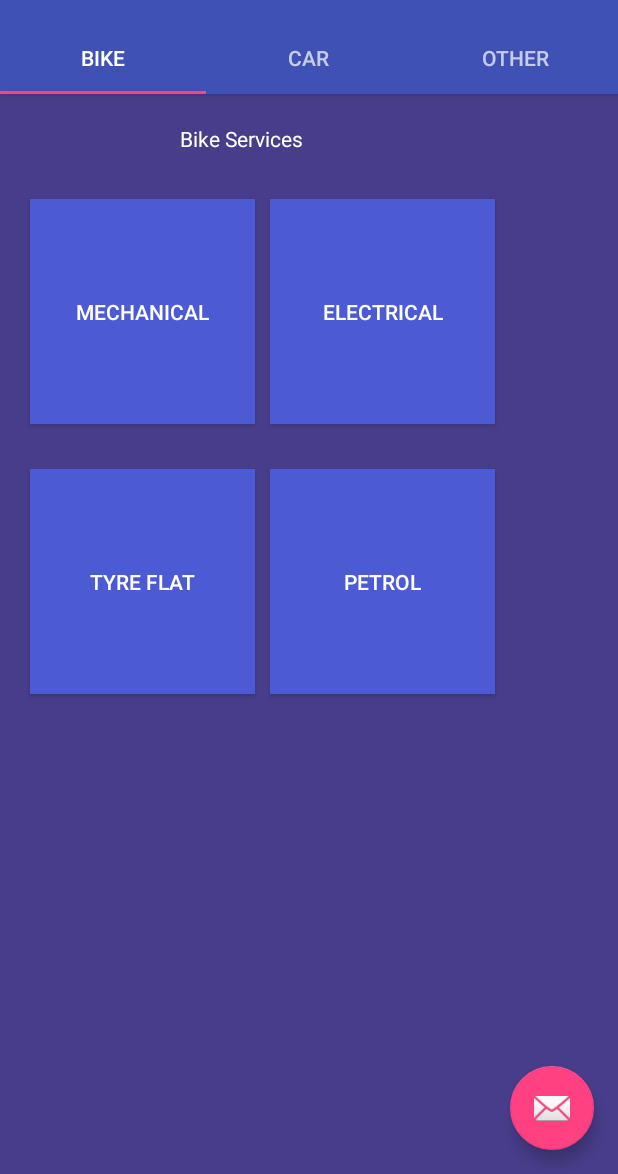
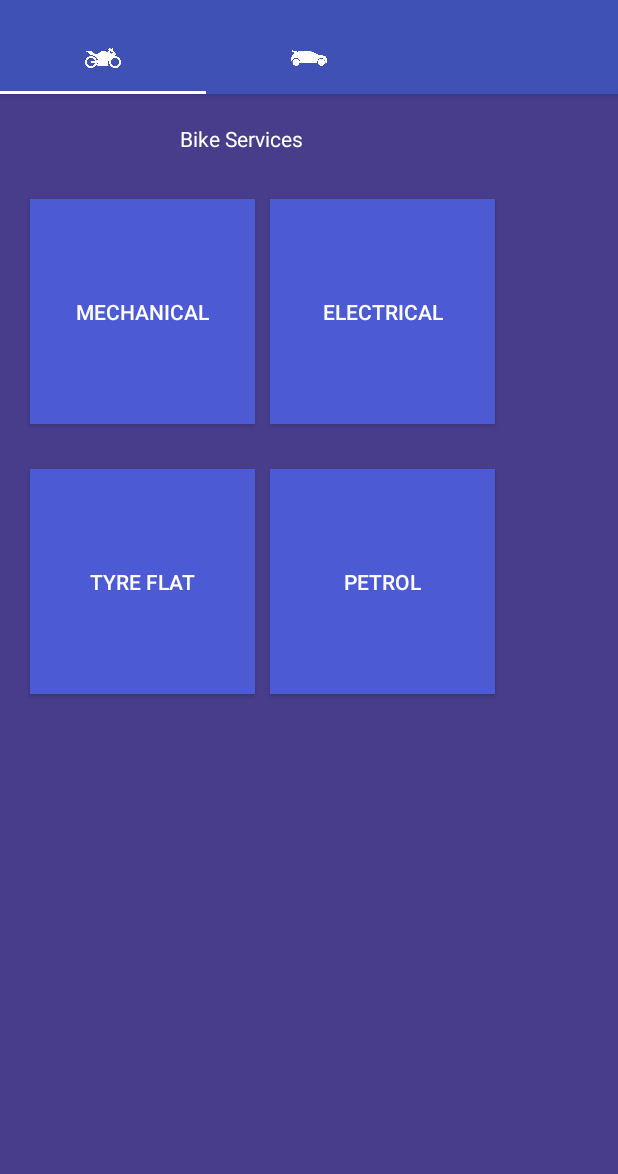
Before and after one commit to Itians786/Final-Year-Project, an Android app: the Navigation screen opened directly, with no data from a screen before it, on a phone screen of 412 x 824 dp, the part 62-1236 px from its top. Run offline under Robolectric (Android 15) with nearby library versions, the phone set to English and light mode, and no system bars.

Commit message:
add icons

```diff
--- a/app/src/main/java/com/example/jalopyfine_tune/Navigation.java
+++ b/app/src/main/java/com/example/jalopyfine_tune/Navigation.java
@@ -18,6 +18,9 @@ import android.view.MenuItem;
 public class Navigation extends AppCompatActivity
         implements NavigationView.OnNavigationItemSelectedListener {
 
+
+
+
     @Override
     protected void onCreate(Bundle savedInstanceState) {
         super.onCreate(savedInstanceState);
@@ -25,14 +28,17 @@ public class Navigation extends AppCompatActivity
         Toolbar toolbar = (Toolbar) findViewById(R.id.toolbar);
         setSupportActionBar(toolbar);
 
+
+
         TabLayout tabLayout=(TabLayout)findViewById(R.id.tabs);
         ViewPager Pager=(ViewPager)findViewById(R.id.viewpager);
 
         tabpagerAdapter Tabpageradapter=new tabpagerAdapter(getSupportFragmentManager());
         Pager.setAdapter(Tabpageradapter);
          tabLayout.setupWithViewPager(Pager);
+        tabLayout.getTabAt(0).setIcon(R.drawable.tab_bike);
 
-
+        tabLayout.getTabAt(1).setIcon(R.drawable.tab_car);
 
         DrawerLayout drawer = (DrawerLayout) findViewById(R.id.drawer_layout);
         ActionBarDrawerToggle toggle = new ActionBarDrawerToggle(
--- a/app/src/main/java/com/example/jalopyfine_tune/tabpagerAdapter.java
+++ b/app/src/main/java/com/example/jalopyfine_tune/tabpagerAdapter.java
@@ -8,17 +8,13 @@ import android.view.ViewGroup;
 
 public class tabpagerAdapter extends FragmentStatePagerAdapter {
 
-    String[] tabarry=new String[]{"Bike","Car","Other"};
     Integer tabnumber=3;
     public tabpagerAdapter(FragmentManager fm) {
         super(fm);
     }
 
 
-    @Override
-    public CharSequence getPageTitle(int position) {
-        return tabarry[position];
-    }
+
 
     @Override
     public Fragment getItem(int position) {
--- a/app/src/main/res/layout/app_bar_navigation.xml
+++ b/app/src/main/res/layout/app_bar_navigation.xml
@@ -26,37 +26,30 @@
         <android.support.design.widget.TabLayout
             android:id="@+id/tabs"
             android:layout_width="match_parent"
-            android:layout_height="wrap_content">
+            android:layout_height="wrap_content"
+            app:tabIndicatorColor="@color/common_google_signin_btn_text_dark_pressed">
 
             <android.support.design.widget.TabItem
                 android:id="@+id/tabItem"
                 android:layout_width="wrap_content"
                 android:layout_height="wrap_content"
-                android:text="@string/tab_text_1" />
+                android:background="@drawable/tab_car"
+                android:icon="@drawable/tab_car" />
 
             <android.support.design.widget.TabItem
                 android:id="@+id/tabItem2"
                 android:layout_width="wrap_content"
-                android:layout_height="wrap_content"
-                android:text="@string/tab_text_2" />
+                android:layout_height="wrap_content" />
 
             <android.support.design.widget.TabItem
                 android:id="@+id/tabItem3"
                 android:layout_width="wrap_content"
-                android:layout_height="wrap_content"
-                android:text="@string/tab_text_3" />
+                android:layout_height="wrap_content" />
 
         </android.support.design.widget.TabLayout>
     </android.support.design.widget.AppBarLayout>
 
     <include layout="@layout/content_navigation" />
 
-    <android.support.design.widget.FloatingActionButton
-        android:id="@+id/fab"
-        android:layout_width="wrap_content"
-        android:layout_height="wrap_content"
-        android:layout_gravity="bottom|end"
-        android:layout_margin="@dimen/fab_margin"
-        app:srcCompat="@android:drawable/ic_dialog_email" />
 
 </android.support.design.widget.CoordinatorLayout>
--- a/build.gradle
+++ b/build.gradle
@@ -7,7 +7,7 @@ buildscript {
 
     }
     dependencies {
-        classpath 'com.android.tools.build:gradle:3.3.0'
+        classpath 'com.android.tools.build:gradle:3.3.1'
         classpath 'com.google.gms:google-services:4.2.0'
 
         // NOTE: Do not place your application dependencies here; they belong
```
Also changed, not shown: app/src/main/res/drawable/tab_bike.png (added), app/src/main/res/drawable/tab_car.png (added).
